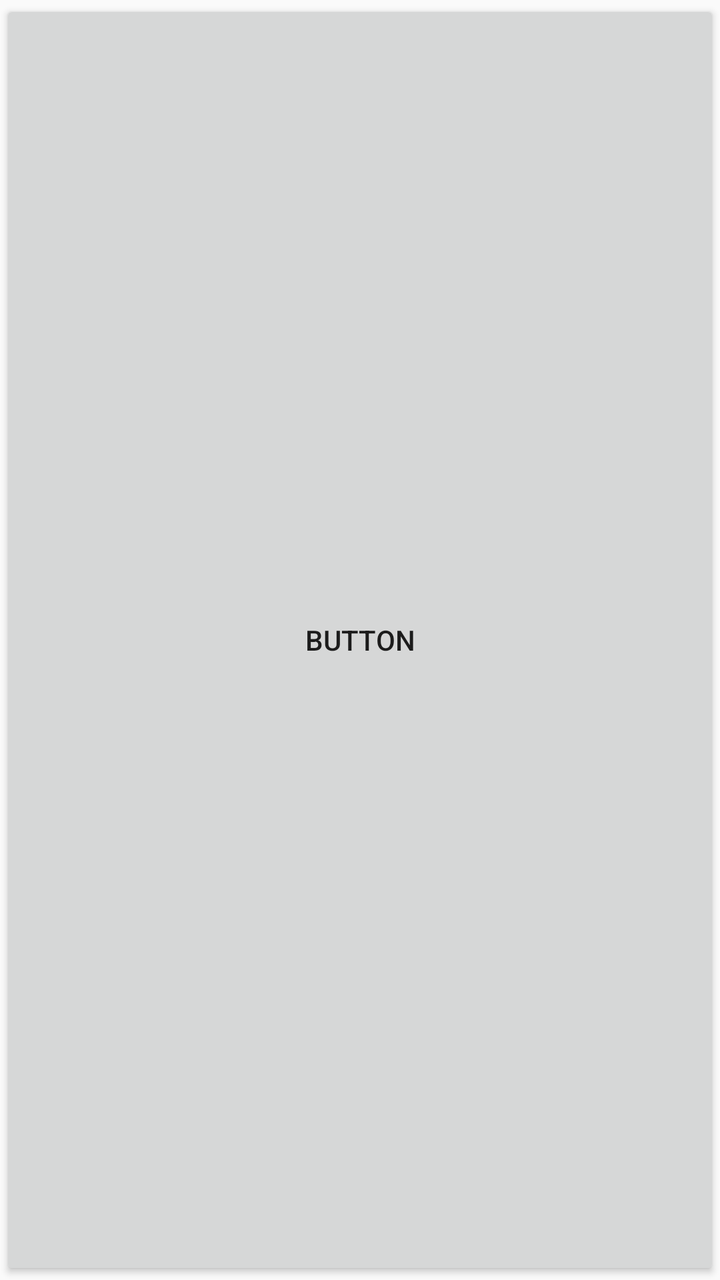
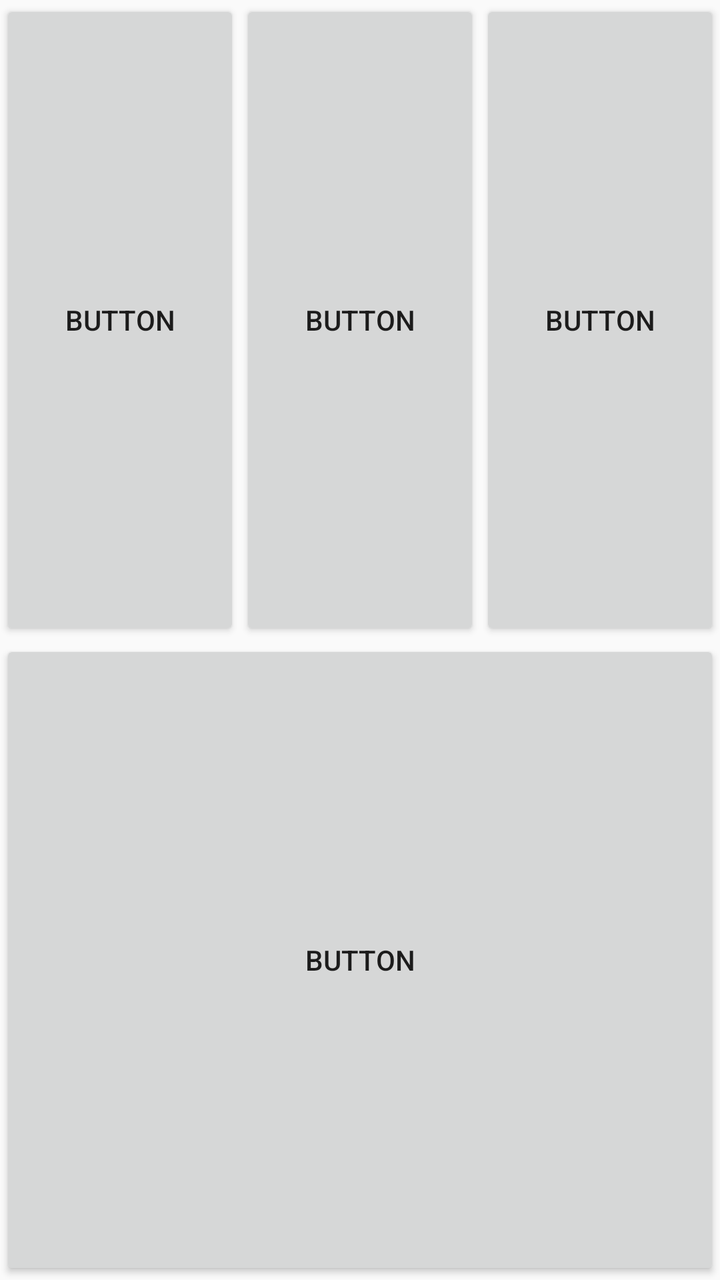

The first picture is an Android layout as it rendered before a commit; the second is the same layout after the commit. The layout source and the unified diff follow.
<!-- AndroidManifest.xml: application theme Theme.Annexe4 -->
<!-- res/layout/exercice_e.xml -->
<?xml version="1.0" encoding="utf-8"?>
<LinearLayout xmlns:android="http://schemas.android.com/apk/res/android"
    android:orientation="vertical"
    android:layout_width="match_parent"
    android:layout_height="match_parent">

    <LinearLayout
        android:layout_width="match_parent"
        android:layout_height="match_parent"
        android:layout_weight="1"
        android:orientation="horizontal">

        <Button
            android:id="@+id/button8"
            android:layout_width="0dp"
            android:layout_height="match_parent"
            android:layout_weight="1"
            android:text="Button" />

        <Button
            android:id="@+id/button9"
            android:layout_width="0dp"
            android:layout_height="match_parent"
            android:layout_weight="1"
            android:text="Button" />

        <Button
            android:id="@+id/button14"
            android:layout_width="0dp"
            android:layout_height="match_parent"
            android:layout_weight="1"
            android:text="Button" />
    </LinearLayout>

    <Button
        android:id="@+id/button17"
        android:layout_width="match_parent"
        android:layout_height="match_parent"
        android:text="Button" />
</LinearLayout>
<!-- resources referenced by this layout -->
<resources>
  <style name="Theme.Annexe4" parent="Base.Theme.Annexe4" />
  <style name="Base.Theme.Annexe4" parent="Theme.AppCompat.DayNight.NoActionBar">
          
          
      </style>
</resources>

<!-- the commit's change to res/layout/exercice_e.xml (unified diff, before → after) -->
@@ -6,7 +6,7 @@
 
     <LinearLayout
         android:layout_width="match_parent"
-        android:layout_height="match_parent"
+        android:layout_height="0dp"
         android:layout_weight="1"
         android:orientation="horizontal">
 
@@ -35,6 +35,7 @@
     <Button
         android:id="@+id/button17"
         android:layout_width="match_parent"
-        android:layout_height="match_parent"
+        android:layout_height="0dp"
+        android:layout_weight="1"
         android:text="Button" />
 </LinearLayout>
